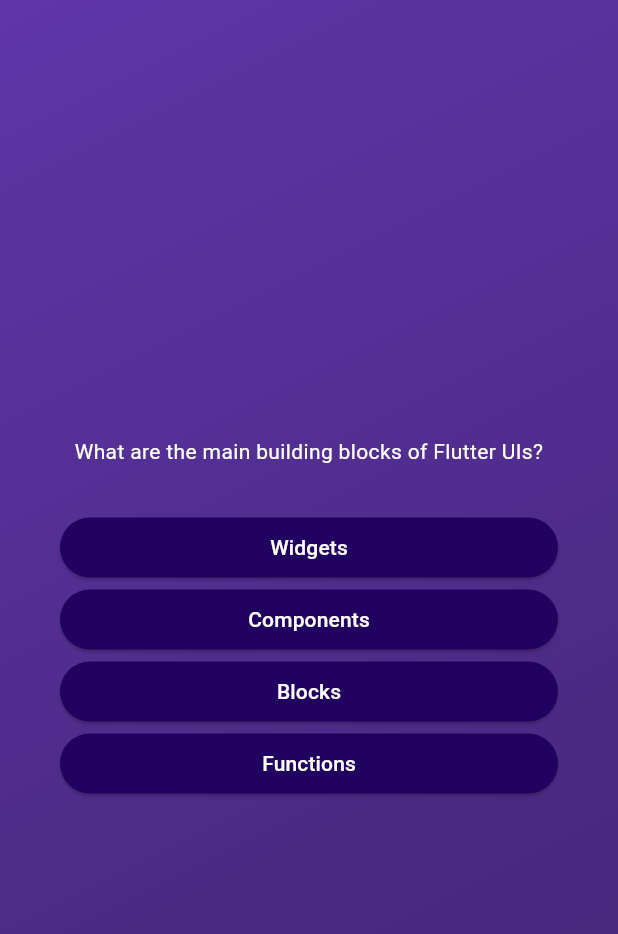
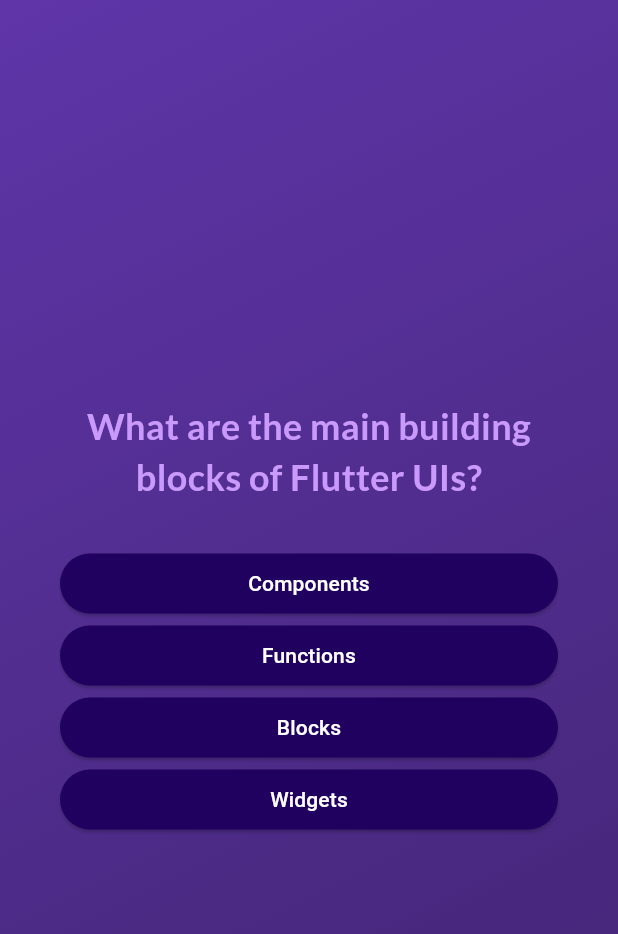
Before and after one commit to kunihei/quiz-flutter, a Flutter app: the screen it shows after launch, after a tap on "Start Quiz", on a phone screen of 412 x 824 dp. Shown: the top 934 px of the screen. Run offline on Flutter 3.47's test engine with Material 3 defaults, Android fonts, the phone set to English and light mode, and no system bars; our stand-ins replace google_fonts.

Commit message:
76の動画までの追加ファイルコミット

```diff
--- a/lib/answer_button.dart
+++ b/lib/answer_button.dart
@@ -26,7 +26,10 @@ class AnswerButton extends StatelessWidget {
           borderRadius: BorderRadius.circular(40),
         ),
       ),
-      child: Text(answerText),
+      child: Text(
+        answerText,
+        textAlign: TextAlign.center,
+      ),
     );
     ;
   }
--- a/lib/models/quiz_question.dart
+++ b/lib/models/quiz_question.dart
@@ -4,4 +4,10 @@ class QuizQuestion {
 
   final String text;
   final List<String> answers;
+
+  List<String> getSheffledAnswers() {
+    final sheffledList = List.of(answers);
+    sheffledList.shuffle();
+    return  sheffledList;
+  }
 }
--- a/lib/questions_screen.dart
+++ b/lib/questions_screen.dart
@@ -1,4 +1,5 @@
 import 'package:flutter/material.dart';
+import 'package:google_fonts/google_fonts.dart';
 import 'package:adv_basics/answer_button.dart';
 import 'package:adv_basics/data/questions.dart';
 
@@ -12,9 +13,16 @@ class QuestionsScreen extends StatefulWidget {
 }
 
 class _QuestionScreenState extends State<QuestionsScreen> {
+  var currentQuestionIndex = 0;
+  void answerQuestion() {
+    setState(() {
+      currentQuestionIndex += 1;
+    });
+  }
+
   @override
   Widget build(BuildContext context) {
-    final currentQuestion = questions[0];
+    final currentQuestion = questions[currentQuestionIndex];
     return SizedBox(
       width: double.infinity,
       child: Container(
@@ -25,14 +33,20 @@ class _QuestionScreenState extends State<QuestionsScreen> {
           children: [
             Text(
               currentQuestion.text,
-              style: TextStyle(
-                color: Colors.white,
+              style: GoogleFonts.lato(
+                color: const Color.fromARGB(255, 201, 153, 251),
+                fontSize: 24,
+                fontWeight: FontWeight.bold,
               ),
               textAlign: TextAlign.center,
             ),
             SizedBox(height: 30),
-            ...currentQuestion.answers.map((answer) {
-              return AnswerButton(answerText: answer, answerAction: () {});
+            ...currentQuestion.getSheffledAnswers().map((answer) {
+              return AnswerButton(
+                  answerText: answer,
+                  answerAction: () {
+                    answerQuestion();
+                  });
             }),
             // AnswerButton(
             //   answerText: currentQuestion.answers[0],
--- a/lib/start_screen.dart
+++ b/lib/start_screen.dart
@@ -1,4 +1,5 @@
 import 'package:flutter/material.dart';
+import 'package:google_fonts/google_fonts.dart';
 
 class StartScreen extends StatelessWidget {
   const StartScreen(this.startQuiz, {super.key});
@@ -19,16 +20,19 @@ class StartScreen extends StatelessWidget {
           //   ),
           // ),
           Image.asset(
-              'assets/images/quiz-logo.png',
-              width: 300,
-              color: const Color.fromARGB(150, 255, 255, 255),
-            ),
+            'assets/images/quiz-logo.png',
+            width: 300,
+            color: const Color.fromARGB(150, 255, 255, 255),
+          ),
           SizedBox(
             height: 80,
           ),
           Text(
             'Lean Flutter the fun way!',
-            style: TextStyle(fontSize: 24, color: Colors.white),
+            style: GoogleFonts.lato(
+              fontSize: 24,
+              color: Colors.white,
+            ),
           ),
           SizedBox(
             height: 30,
@@ -37,7 +41,7 @@ class StartScreen extends StatelessWidget {
             onPressed: startQuiz,
             style: OutlinedButton.styleFrom(
               foregroundColor: Colors.white,
-              iconColor: Colors.white
+              iconColor: Colors.white,
             ),
             icon: const Icon(Icons.arrow_right_alt),
             label: const Text('Start Quiz'),
--- a/pubspec.yaml
+++ b/pubspec.yaml
@@ -34,6 +34,7 @@ dependencies:
   # The following adds the Cupertino Icons font to your application.
   # Use with the CupertinoIcons class for iOS style icons.
   cupertino_icons: ^1.0.8
+  google_fonts: ^6.2.1
 
 dev_dependencies:
   flutter_test:
```
Also changed, not shown: pubspec.lock, 8 other files.
